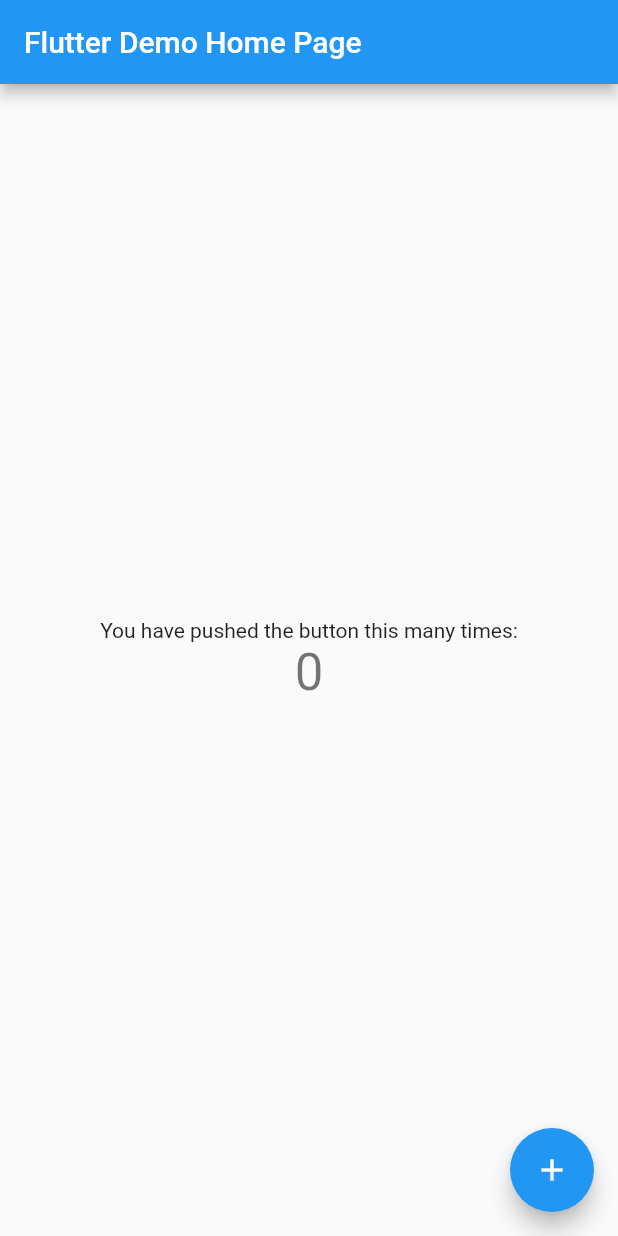
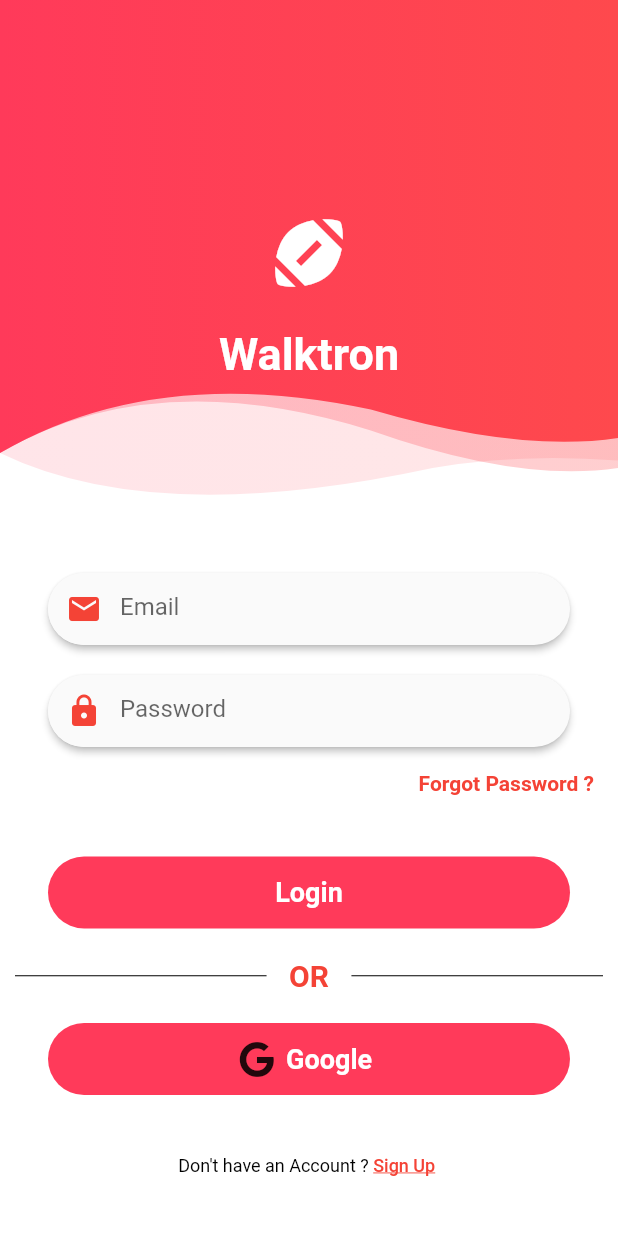
Before and after one commit to rustiever/walktron, a Flutter app: the screen it shows after launch, on a phone screen of 412 x 824 dp. Run offline on Flutter 3.47's test engine with Material 2 defaults, Android fonts, the phone set to English and light mode, and no system bars; our stand-ins replace firebase_auth, firebase_core, font_awesome_flutter, google_sign_in; accounts and stored records are empty.

Commit message:
login view

```diff
--- a/analysis_options.yaml
+++ b/analysis_options.yaml
@@ -1 +1,5 @@
 include: package:lint/analysis_options.yaml
+linter:
+  rules:
+    avoid_print: false
+    file_names: false
--- a/lib/main.dart
+++ b/lib/main.dart
@@ -1,5 +1,7 @@
 import 'package:firebase_core/firebase_core.dart';
 import 'package:flutter/material.dart';
+
+import 'views/views.dart';
 
 void main() {
   init();
@@ -21,7 +23,7 @@ class MyApp extends StatelessWidget {
         primarySwatch: Colors.blue,
         visualDensity: VisualDensity.adaptivePlatformDensity,
       ),
-      home: const MyHomePage(title: 'Flutter Demo Home Page'),
+      home: LoginView(),
     );
   }
 }
--- /dev/null
+++ b/lib/views/auth/loginView.dart
@@ -0,0 +1,556 @@
+import 'package:flutter/material.dart';
+import 'package:font_awesome_flutter/font_awesome_flutter.dart';
+
+class LoginView extends StatelessWidget {
+  @override
+  Widget build(BuildContext context) {
+    return Scaffold(
+      resizeToAvoidBottomPadding: false,
+      backgroundColor: Colors.white,
+      body: Column(
+        children: [
+          Expanded(
+            // flex: 3,
+            child: Stack(
+              alignment: Alignment.topLeft,
+              children: [
+                ClipPath(
+                  clipper: WaveClipper2(),
+                  child: Container(
+                    width: double.infinity,
+                    // height: 300,
+                    decoration: const BoxDecoration(
+                        gradient: LinearGradient(
+                            colors: [Color(0x22ff3a5a), Color(0x22fe494d)])),
+                  ),
+                ),
+                ClipPath(
+                  clipper: WaveClipper3(),
+                  child: Container(
+                    width: double.infinity,
+                    // height: 300,
+                    decoration: const BoxDecoration(
+                        gradient: LinearGradient(
+                            colors: [Color(0x44ff3a5a), Color(0x44fe494d)])),
+                  ),
+                ),
+                Positioned(
+                  // top: 40,
+                  // height: 40,
+                  child: ClipPath(
+                    clipper: WaveClipper1(),
+                    child: Container(
+                      width: double.infinity,
+                      // height: 300,
+                      decoration: const BoxDecoration(
+                        gradient: LinearGradient(
+                          colors: [
+                            Color(0xffff3a5a),
+                            Color(0xfffe494d),
+                          ],
+                        ),
+                      ),
+                      child: Column(
+                        mainAxisAlignment: MainAxisAlignment.center,
+                        children: const <Widget>[
+                          SizedBox(
+                            height: 40,
+                          ),
+                          Icon(
+                            Icons.sports_football_sharp,
+                            color: Colors.white,
+                            size: 60,
+                          ),
+                          SizedBox(
+                            height: 20,
+                          ),
+                          Text(
+                            "Walktron",
+                            style: TextStyle(
+                                color: Colors.white,
+                                fontWeight: FontWeight.w700,
+                                fontSize: 30),
+                          ),
+                        ],
+                      ),
+                    ),
+                  ),
+                ),
+              ],
+            ),
+          ),
+          const SizedBox(
+            height: 30,
+          ),
+          Padding(
+            padding: const EdgeInsets.symmetric(horizontal: 32),
+            child: Material(
+              elevation: 2.0,
+              borderRadius: const BorderRadius.all(Radius.circular(30)),
+              child: TextField(
+                onChanged: (String value) {},
+                cursorColor: Colors.deepOrange,
+                decoration: const InputDecoration(
+                    hintText: "Email",
+                    prefixIcon: Material(
+                      borderRadius: BorderRadius.all(Radius.circular(30)),
+                      child: Icon(
+                        Icons.email,
+                        color: Colors.red,
+                      ),
+                    ),
+                    border: InputBorder.none,
+                    contentPadding:
+                        EdgeInsets.symmetric(horizontal: 25, vertical: 13)),
+              ),
+            ),
+          ),
+          const SizedBox(
+            height: 20,
+          ),
+          Padding(
+            padding: const EdgeInsets.symmetric(horizontal: 32),
+            child: Material(
+              elevation: 2.0,
+              borderRadius: const BorderRadius.all(Radius.circular(30)),
+              child: TextField(
+                onChanged: (String value) {},
+                cursorColor: Colors.deepOrange,
+                decoration: const InputDecoration(
+                    hintText: "Password",
+                    prefixIcon: Material(
+                      borderRadius: BorderRadius.all(Radius.circular(30)),
+                      child: Icon(
+                        Icons.lock,
+                        color: Colors.red,
+                      ),
+                    ),
+                    border: InputBorder.none,
+                    contentPadding:
+                        EdgeInsets.symmetric(horizontal: 25, vertical: 13)),
+              ),
+            ),
+          ),
+          Row(
+            children: [
+              const Spacer(),
+              FlatButton(
+                onPressed: () {},
+                child: const Text(
+                  'Forgot Password ?',
+                  style: TextStyle(
+                      color: Colors.red,
+                      fontSize: 14,
+                      fontWeight: FontWeight.w700),
+                ),
+              ),
+            ],
+          ),
+          const SizedBox(
+            height: 25,
+          ),
+          Padding(
+            padding: const EdgeInsets.symmetric(horizontal: 32),
+            child: Container(
+              width: double.maxFinite,
+              decoration: const BoxDecoration(
+                borderRadius: BorderRadius.all(
+                  Radius.circular(100),
+                ),
+                color: Color(0xffff3a5a),
+              ),
+              child: FlatButton(
+                onPressed: () {},
+                child: const Text(
+                  "Login",
+                  style: TextStyle(
+                      color: Colors.white,
+                      fontWeight: FontWeight.w700,
+                      fontSize: 18),
+                ),
+              ),
+            ),
+          ),
+          const SizedBox(
+            height: 20,
+          ),
+          const HorizontalOrLine(height: 3, label: 'OR'),
+          const SizedBox(
+            height: 20,
+          ),
+          Padding(
+            padding: const EdgeInsets.symmetric(horizontal: 32),
+            child: Container(
+              width: double.maxFinite,
+              decoration: const BoxDecoration(
+                borderRadius: BorderRadius.all(
+                  Radius.circular(100),
+                ),
+                color: Color(0xffff3a5a),
+              ),
+              child: FlatButton.icon(
+                icon: const FaIcon(FontAwesomeIcons.google),
+                onPressed: () {},
+                label: const Text(
+                  "Google",
+                  style: TextStyle(
+                      color: Colors.white,
+                      fontWeight: FontWeight.w700,
+                      fontSize: 18),
+                ),
+              ),
+            ),
+          ),
+          const SizedBox(
+            height: 40,
+          ),
+          Row(
+            mainAxisAlignment: MainAxisAlignment.center,
+            children: const <Widget>[
+              Text(
+                "Don't have an Account ? ",
+                style: TextStyle(
+                    color: Colors.black,
+                    fontSize: 12,
+                    fontWeight: FontWeight.normal),
+              ),
+              Text(
+                "Sign Up ",
+                style: TextStyle(
+                    color: Colors.red,
+                    fontWeight: FontWeight.w500,
+                    fontSize: 12,
+                    decoration: TextDecoration.underline),
+              ),
+            ],
+          ),
+          const SizedBox(
+            height: 40,
+          ),
+        ],
+      ),
+    );
+  }
+}
+
+class LoginSevenPage extends StatefulWidget {
+  @override
+  _LoginSevenPageState createState() => _LoginSevenPageState();
+}
+
+class _LoginSevenPageState extends State<LoginSevenPage> {
+  @override
+  Widget build(BuildContext context) {
+    return SafeArea(
+      child: Scaffold(
+        resizeToAvoidBottomPadding: false,
+        backgroundColor: Colors.white,
+        body: Column(
+          children: <Widget>[
+            Stack(
+              children: <Widget>[
+                ClipPath(
+                  clipper: WaveClipper2(),
+                  child: Container(
+                    width: double.infinity,
+                    height: 300,
+                    decoration: const BoxDecoration(
+                        gradient: LinearGradient(
+                            colors: [Color(0x22ff3a5a), Color(0x22fe494d)])),
+                    child: Column(),
+                  ),
+                ),
+                ClipPath(
+                  clipper: WaveClipper3(),
+                  child: Container(
+                    width: double.infinity,
+                    height: 300,
+                    decoration: const BoxDecoration(
+                        gradient: LinearGradient(
+                            colors: [Color(0x44ff3a5a), Color(0x44fe494d)])),
+                    child: Column(),
+                  ),
+                ),
+                ClipPath(
+                  clipper: WaveClipper1(),
+                  child: Container(
+                    width: double.infinity,
+                    height: 300,
+                    decoration: const BoxDecoration(
+                        gradient: LinearGradient(
+                            colors: [Color(0xffff3a5a), Color(0xfffe494d)])),
+                    child: Column(
+                      children: const <Widget>[
+                        SizedBox(
+                          height: 40,
+                        ),
+                        Icon(
+                          Icons.legend_toggle,
+                          color: Colors.white,
+                          size: 60,
+                        ),
+                        SizedBox(
+                          height: 20,
+                        ),
+                        Text(
+                          "Walkatron",
+                          style: TextStyle(
+                              color: Colors.white,
+                              fontWeight: FontWeight.w700,
+                              fontSize: 30),
+                        ),
+                      ],
+                    ),
+                  ),
+                ),
+              ],
+            ),
+            const SizedBox(
+              height: 30,
+            ),
+            Padding(
+              padding: const EdgeInsets.symmetric(horizontal: 32),
+              child: Material(
+                elevation: 2.0,
+                borderRadius: const BorderRadius.all(Radius.circular(30)),
+                child: TextField(
+                  onChanged: (String value) {},
+                  cursorColor: Colors.deepOrange,
+                  decoration: const InputDecoration(
+                      hintText: "Email",
+                      prefixIcon: Material(
+                        borderRadius: BorderRadius.all(Radius.circular(30)),
+                        child: Icon(
+                          Icons.email,
+                          color: Colors.red,
+                        ),
+                      ),
+                      border: InputBorder.none,
+                      contentPadding:
+                          EdgeInsets.symmetric(horizontal: 25, vertical: 13)),
+                ),
+              ),
+            ),
+            const SizedBox(
+              height: 20,
+            ),
+            Padding(
+              padding: const EdgeInsets.symmetric(horizontal: 32),
+              child: Material(
+                elevation: 2.0,
+                borderRadius: const BorderRadius.all(Radius.circular(30)),
+                child: TextField(
+                  onChanged: (String value) {},
+                  cursorColor: Colors.deepOrange,
+                  decoration: const InputDecoration(
+                      hintText: "Password",
+                      prefixIcon: Material(
+                        borderRadius: BorderRadius.all(Radius.circular(30)),
+                        child: Icon(
+                          Icons.lock,
+                          color: Colors.red,
+                        ),
+                      ),
+                      border: InputBorder.none,
+                      contentPadding:
+                          EdgeInsets.symmetric(horizontal: 25, vertical: 13)),
+                ),
+              ),
+            ),
+            const SizedBox(
+              height: 25,
+            ),
+            Padding(
+              padding: const EdgeInsets.symmetric(horizontal: 32),
+              child: Container(
+                width: double.maxFinite,
+                decoration: const BoxDecoration(
+                    borderRadius: BorderRadius.all(Radius.circular(100)),
+                    color: Color(0xffff3a5a)),
+                child: FlatButton(
+                  onPressed: () {},
+                  child: const Text(
+                    "Login",
+                    style: TextStyle(
+                        color: Colors.white,
+                        fontWeight: FontWeight.w700,
+                        fontSize: 18),
+                  ),
+                ),
+              ),
+            ),
+            Padding(
+                padding: const EdgeInsets.symmetric(horizontal: 32),
+                child: Container(
+                  width: double.maxFinite,
+                  decoration: const BoxDecoration(
+                      borderRadius: BorderRadius.all(Radius.circular(100)),
+                      color: Color(0xffff3a5a)),
+                  child: FlatButton(
+                    onPressed: () {},
+                    child: const Text(
+                      "Google",
+                      style: TextStyle(
+                          color: Colors.white,
+                          fontWeight: FontWeight.w700,
+                          fontSize: 18),
+                    ),
+                  ),
+                )),
+            const SizedBox(
+              height: 20,
+            ),
+            const Center(
+              child: Text(
+                "FORGOT PASSWORD ?",
+                style: TextStyle(
+                    color: Colors.red,
+                    fontSize: 12,
+                    fontWeight: FontWeight.w700),
+              ),
+            ),
+            const SizedBox(
+              height: 40,
+            ),
+            Row(
+              mainAxisAlignment: MainAxisAlignment.center,
+              children: const <Widget>[
+                Text(
+                  "Don't have an Account ? ",
+                  style: TextStyle(
+                      color: Colors.black,
+                      fontSize: 12,
+                      fontWeight: FontWeight.normal),
+                ),
+                Text("Sign Up ",
+                    style: TextStyle(
+                        color: Colors.red,
+                        fontWeight: FontWeight.w500,
+                        fontSize: 12,
+                        decoration: TextDecoration.underline)),
+              ],
+            )
+          ],
+        ),
+      ),
+    );
+  }
+}
+
+class WaveClipper1 extends CustomClipper<Path> {
+  @override
+  Path getClip(Size size) {
+    final path = Path();
+    path.lineTo(0.0, size.height - 50);
+
+    final firstEndPoint = Offset(size.width * 0.6, size.height - 29 - 50);
+    final firstControlPoint = Offset(size.width * .25, size.height - 60 - 50);
+    path.quadraticBezierTo(firstControlPoint.dx, firstControlPoint.dy,
+        firstEndPoint.dx, firstEndPoint.dy);
+
+    final secondEndPoint = Offset(size.width, size.height - 60);
+    final secondControlPoint = Offset(size.width * 0.84, size.height - 50);
+    path.quadraticBezierTo(secondControlPoint.dx, secondControlPoint.dy,
+        secondEndPoint.dx, secondEndPoint.dy);
+    path.lineTo(size.width, size.height);
+    path.lineTo(size.width, 0);
+    path.close();
+    return path;
+  }
+
+  @override
+  bool shouldReclip(CustomClipper<Path> oldClipper) {
+    return false;
+  }
+}
+
+class WaveClipper3 extends CustomClipper<Path> {
+  @override
+  Path getClip(Size size) {
+    final path = Path();
+    path.lineTo(0.0, size.height - 50);
+
+    final firstEndPoint = Offset(size.width * 0.6, size.height - 15 - 50);
+    final firstControlPoint = Offset(size.width * .25, size.height - 60 - 50);
+    path.quadraticBezierTo(firstControlPoint.dx, firstControlPoint.dy,
+        firstEndPoint.dx, firstEndPoint.dy);
+
+    final secondEndPoint = Offset(size.width, size.height - 40);
+    final secondControlPoint = Offset(size.width * 0.84, size.height - 30);
+    path.quadraticBezierTo(secondControlPoint.dx, secondControlPoint.dy,
+        secondEndPoint.dx, secondEndPoint.dy);
+    path.lineTo(size.width, size.height);
+    path.lineTo(size.width, 0);
+    path.close();
+    return path;
+  }
+
+  @override
+  bool shouldReclip(CustomClipper<Path> oldClipper) {
+    return false;
+  }
+}
+
+class WaveClipper2 extends CustomClipper<Path> {
+  @override
+  Path getClip(Size size) {
+    final path = Path();
+    path.lineTo(0.0, size.height - 50);
+
+    final firstEndPoint = Offset(size.width * .7, size.height - 40);
+    final firstControlPoint = Offset(size.width * .25, size.height);
+    path.quadraticBezierTo(firstControlPoint.dx, firstControlPoint.dy,
+        firstEndPoint.dx, firstEndPoint.dy);
+
+    final secondEndPoint = Offset(size.width, size.height - 45);
+    final secondControlPoint = Offset(size.width * 0.84, size.height - 50);
+    path.quadraticBezierTo(secondControlPoint.dx, secondControlPoint.dy,
+        secondEndPoint.dx, secondEndPoint.dy);
+    path.lineTo(size.width, size.height);
+    path.lineTo(size.width, 0);
+    path.close();
+    return path;
+  }
+
+  @override
+  bool shouldReclip(CustomClipper<Path> oldClipper) {
+    return false;
+  }
+}
+
+class HorizontalOrLine extends StatelessWidget {
+  const HorizontalOrLine({
+    this.label,
+    this.height,
+  });
+
+  final String label;
+  final double height;
+
+  @override
+  Widget build(BuildContext context) {
+    return Row(children: <Widget>[
+      Expanded(
+        child: Container(
+            margin: const EdgeInsets.only(left: 10.0, right: 15.0),
+            child: Divider(
+              color: Colors.black,
+              height: height,
+            )),
+      ),
+      Text(
+        label,
+        style: const TextStyle(
+            color: Colors.red, fontSize: 20, fontWeight: FontWeight.w700),
+      ),
+      Expanded(
+        child: Container(
+            margin: const EdgeInsets.only(left: 15.0, right: 10.0),
+            child: Divider(
+              color: Colors.black,
+              height: height,
+            )),
+      ),
+    ]);
+  }
+}
--- /dev/null
+++ b/lib/views/views.dart
@@ -0,0 +1 @@
+export 'auth/loginView.dart';
--- a/pubspec.yaml
+++ b/pubspec.yaml
@@ -21,6 +21,7 @@ environment:
   sdk: ">=2.7.0 <3.0.0"
 
 dependencies:
+  font_awesome_flutter: 8.8.1
   google_sign_in: 4.5.4
   get: 3.11.1
   cloud_firestore: 0.14.0+2
@@ -31,6 +32,7 @@ dependencies:
     sdk: flutter
 
 dev_dependencies:
+  device_preview: 0.4.8
   lint: 1.2.0
   flutter_test:
     sdk: flutter
```
Also changed, not shown: lib/services/authService.dart (+13 -8 lines), lib/repository.dart (added), pubspec.lock, 1 other file.
